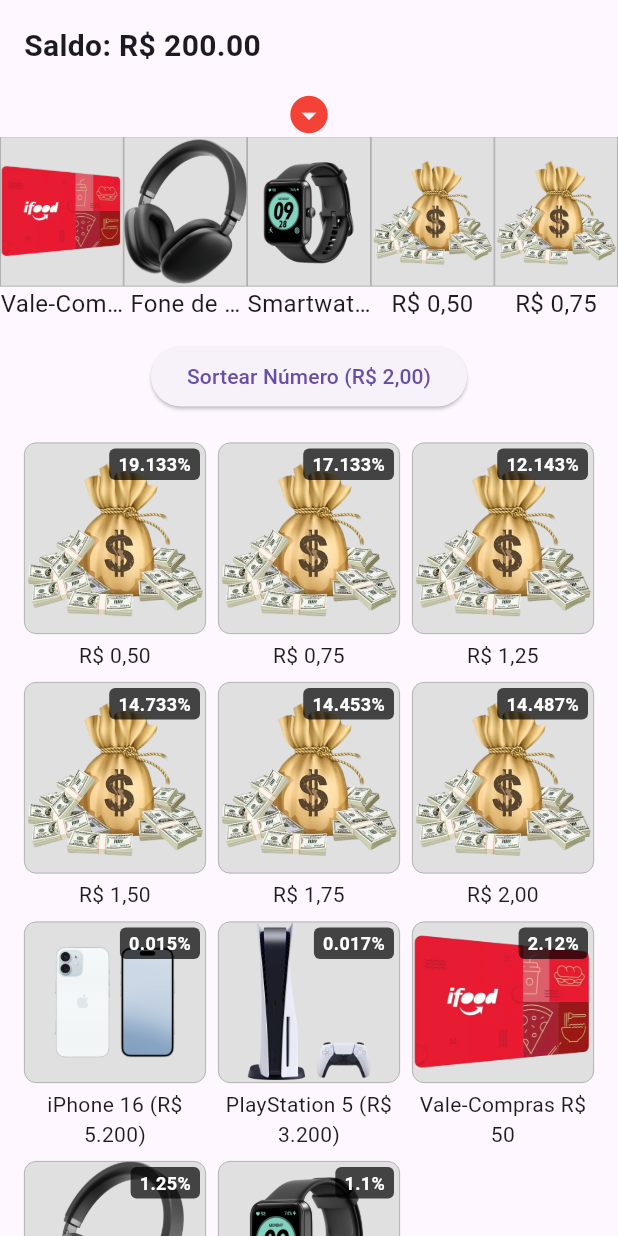
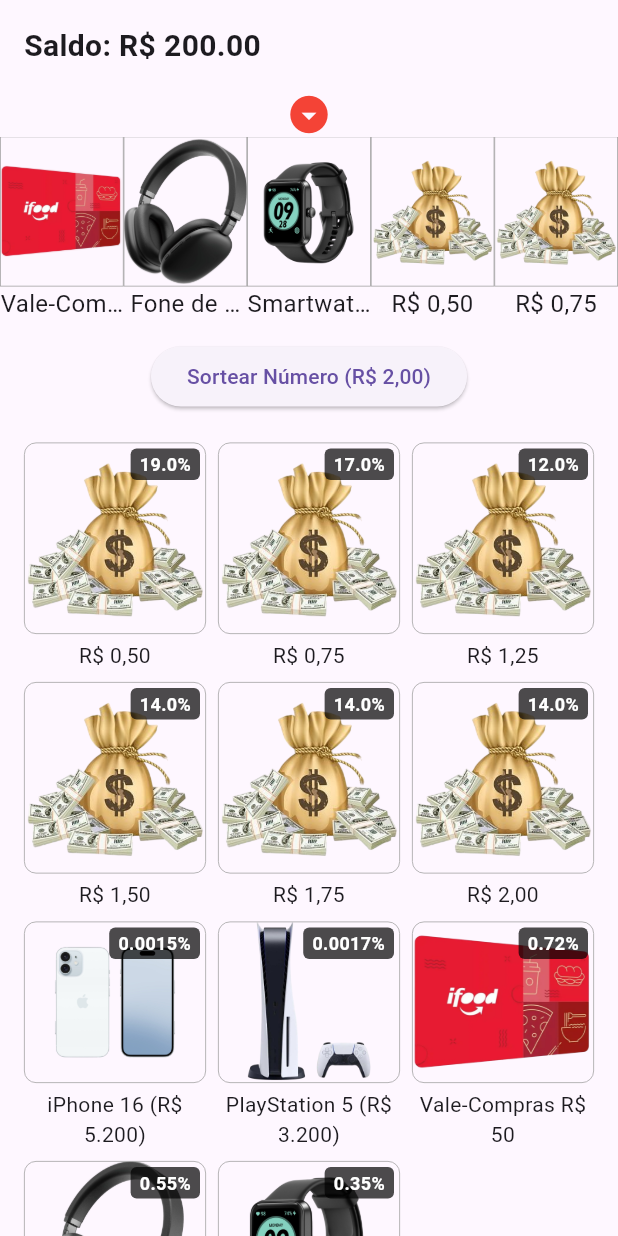
Before and after one commit to joaoconstancio1/genie_luck, a Flutter app: the screen it shows after launch, on a phone screen of 412 x 824 dp. Run offline on Flutter 3.47's test engine with Material 3 defaults, Android fonts, the phone set to English and light mode, and no system bars.

Commit message:
Refactor SliderItemModel to use non-nullable fields and update probability values; enhance image handling in GenieSlider

```diff
--- a/lib/genie_slider/data/slider_items_model.dart
+++ b/lib/genie_slider/data/slider_items_model.dart
@@ -1,23 +1,21 @@
-import 'package:flutter/material.dart';
-
 class SliderItemModel {
-  int? index;
-  String? image;
-  String? title;
-  String? description;
-  Color? color;
-  double? minRange; // Valor mínimo do intervalo
-  double? maxRange; // Valor máximo do intervalo
-  double? value; // Valor do item
+  int index;
+  String image;
+  String title;
+  String description;
+  double minRange; // Valor mínimo do intervalo
+  double maxRange; // Valor máximo do intervalo
+  double value; // Valor do item
   double probability; // Probabilidade em %
 
   SliderItemModel({
-    this.index,
-    this.image,
-    this.title,
-    this.description,
-    this.color,
-    this.value,
+    this.index = 0,
+    this.image = '',
+    this.title = '',
+    this.description = '',
+    this.minRange = 0.0,
+    this.maxRange = 0.0,
+    this.value = 0.0,
     required this.probability,
   });
 
@@ -27,67 +25,67 @@ class SliderItemModel {
         title: 'R\$ 0,50',
         value: 0.50,
         image: 'assets/images/money.png',
-        probability: 19.133,
+        probability: 19,
       ),
       SliderItemModel(
         title: 'R\$ 0,75',
         value: 0.75,
         image: 'assets/images/money.png',
-        probability: 17.133,
+        probability: 17,
       ),
       SliderItemModel(
         title: 'R\$ 1,25',
         value: 1.25,
         image: 'assets/images/money.png',
-        probability: 12.143,
+        probability: 12,
       ),
       SliderItemModel(
         title: 'R\$ 1,50',
         value: 1.50,
         image: 'assets/images/money.png',
-        probability: 14.733,
+        probability: 14,
       ),
       SliderItemModel(
         title: 'R\$ 1,75',
         image: 'assets/images/money.png',
         value: 1.75,
-        probability: 14.453,
+        probability: 14,
       ),
       SliderItemModel(
         title: 'R\$ 2,00',
         image: 'assets/images/money.png',
         value: 2.00,
-        probability: 14.487,
+        probability: 14,
       ),
       SliderItemModel(
         title: 'iPhone 16 (R\$ 5.200)',
         image: 'assets/images/iphone16.png',
         value: 5200,
-        probability: 0.015,
+        probability: 0.0015,
       ),
       SliderItemModel(
         title: 'PlayStation 5 (R\$ 3.200)',
         image: 'assets/images/ps5.png',
         value: 3200,
-        probability: 0.017,
+        probability: 0.0017,
       ),
       SliderItemModel(
         title: 'Vale-Compras R\$ 50',
         value: 50.00,
         image: 'assets/images/voucher.png',
-        probability: 2.12,
+        probability: 0.72,
       ),
       SliderItemModel(
         title: 'Fone de Ouvido Bluetooth (R\$ 150)',
         value: 150.00,
         image: 'assets/images/headphone.png',
-        probability: 1.25,
+        probability: 0.55,
       ),
       SliderItemModel(
         title: 'Smartwatch (R\$ 100)',
         value: 100.00,
         image: 'assets/images/smartwatch.png',
-        probability: 1.1,
+        probability: 0.35,
       ),
     ];
 
@@ -99,16 +97,8 @@ class SliderItemModel {
       item.index = i;
       item.minRange = currentMin;
       item.maxRange = currentMin + (totalRange * (item.probability / 100));
-      currentMin = item.maxRange! + 1;
+      currentMin = item.maxRange + 1;
     }
-
-    //Verificar items
-
-    // for (var item in items) {
-    //   debugPrint(
-    //     'Index: ${item.index}, Title: ${item.title}, Value: ${item.value}, Probability: ${item.probability}, MinRange: ${item.minRange}, MaxRange: ${item.maxRange}',
-    //   );
-    // }
 
     return items;
   }
--- a/lib/genie_slider/presenter/pages/genie_slider.dart
+++ b/lib/genie_slider/presenter/pages/genie_slider.dart
@@ -55,7 +55,7 @@ class _GenieSliderState extends State<GenieSlider> {
     setState(() {
       isSpinning = false;
       if (selectedItem?.value != null) {
-        userBalance += selectedItem!.value!;
+        userBalance += selectedItem!.value;
       }
     });
   }
@@ -102,21 +102,21 @@ class _GenieSliderState extends State<GenieSlider> {
                       height: 100,
                       child: Container(
                         decoration: BoxDecoration(
-                          color: item.color ?? Colors.grey[300],
-                          image:
-                              item.image != null
-                                  ? DecorationImage(
-                                    image: AssetImage(item.image!),
-                                    fit: BoxFit.contain,
-                                  )
-                                  : null,
+                          image: DecorationImage(
+                            image: AssetImage(
+                              item.image.isNotEmpty
+                                  ? item.image
+                                  : 'assets/images/genie.jpg',
+                            ),
+                            fit: BoxFit.contain,
+                          ),
                           border: Border.all(color: Colors.grey, width: 0.5),
                         ),
                       ),
                     ),
                     Flexible(
                       child: Text(
-                        item.title ?? '',
+                        item.title,
                         style: const TextStyle(fontSize: 16),
                         textAlign: TextAlign.center,
                         maxLines: 1,
@@ -142,12 +142,12 @@ class _GenieSliderState extends State<GenieSlider> {
                                   Random().nextInt(100000).toDouble();
                               selectedItem = sliderItems.firstWhere(
                                 (item) =>
-                                    randomNumber! >= item.minRange! &&
-                                    randomNumber! <= item.maxRange!,
+                                    randomNumber! >= item.minRange &&
+                                    randomNumber! <= item.maxRange,
                                 orElse: () => sliderItems.first,
                               );
                             });
-                            await _animateToItem(selectedItem!.index!);
+                            await _animateToItem(selectedItem!.index);
                           }
                           : null,
                   child: Text(
@@ -167,12 +167,12 @@ class _GenieSliderState extends State<GenieSlider> {
                         ),
                         Text(
                           'Item correspondente: ${selectedItem!.title} '
-                          '(Intervalo: ${selectedItem!.minRange!} - ${selectedItem!.maxRange!})',
+                          '(Intervalo: ${selectedItem!.minRange} - ${selectedItem!.maxRange})',
                           style: const TextStyle(fontSize: 16),
                         ),
                         if (selectedItem?.value != null)
                           Text(
-                            'Prêmio: R\$ ${selectedItem!.value!.toStringAsFixed(2)}',
+                            'Prêmio: R\$ ${selectedItem!.value.toStringAsFixed(2)}',
                             style: const TextStyle(fontSize: 16),
                           ),
                       ],
@@ -199,14 +199,14 @@ class _GenieSliderState extends State<GenieSlider> {
                             Expanded(
                               child: Container(
                                 decoration: BoxDecoration(
-                                  color: item.color ?? Colors.grey[300],
-                                  image:
-                                      item.image != null
-                                          ? DecorationImage(
-                                            image: AssetImage(item.image!),
-                                            fit: BoxFit.contain,
-                                          )
-                                          : null,
+                                  image: DecorationImage(
+                                    image: AssetImage(
+                                      item.image.isNotEmpty
+                                          ? item.image
+                                          : 'assets/images/genie.jpg',
+                                    ),
+                                    fit: BoxFit.contain,
+                                  ),
                                   borderRadius: BorderRadius.circular(8.0),
                                   border: Border.all(
                                     color: Colors.grey,
@@ -218,7 +218,7 @@ class _GenieSliderState extends State<GenieSlider> {
                             Padding(
                               padding: const EdgeInsets.only(top: 4.0),
                               child: Text(
-                                item.title ?? '',
+                                item.title,
                                 style: const TextStyle(fontSize: 14),
                                 textAlign: TextAlign.center,
                               ),
```
Also changed, not shown: assets/images/genie.jpg (added).
